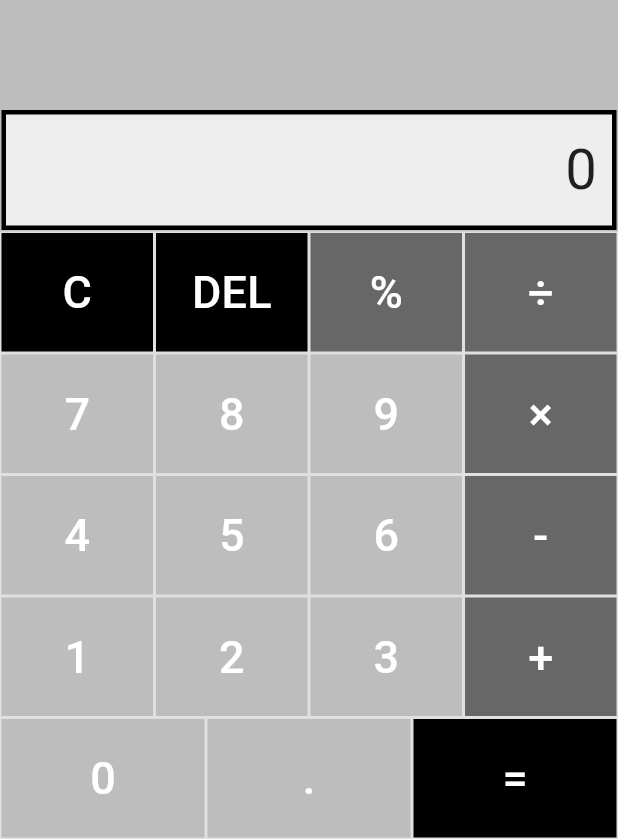
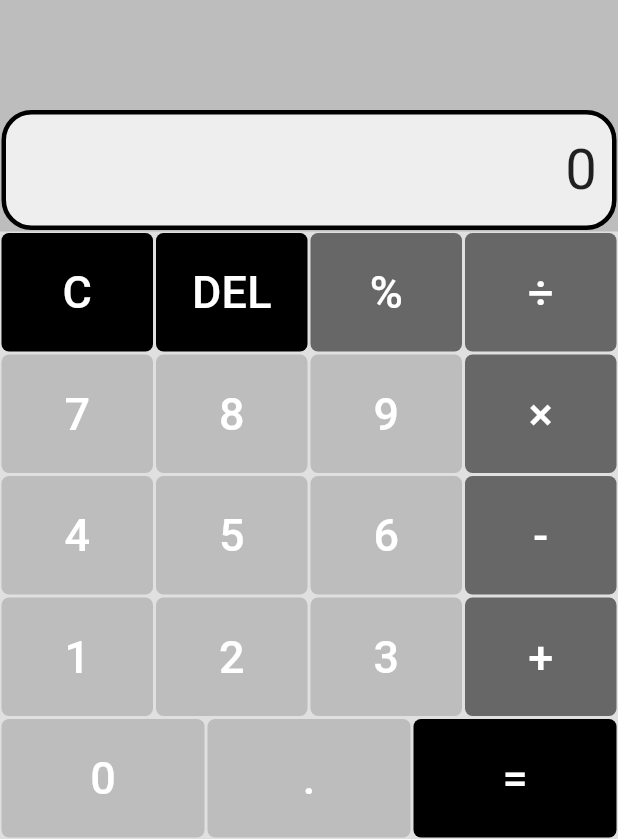
Before and after one commit to samuelpastor31/Calculadora-Flutter, a Flutter app: the screen it shows after launch, on a phone screen of 412 x 824 dp. Shown: the part 397-1236 px from the top of the screen. Run offline on Flutter 3.47's test engine with Material 3 defaults, Android fonts, the phone set to English and light mode, and no system bars; our stand-ins replace math_expressions.

Commit message:
quinto commit actividad3 acabado

```diff
--- a/lib/calculator_home.dart
+++ b/lib/calculator_home.dart
@@ -41,6 +41,7 @@ class _CalculatorHomeState extends State<CalculatorHome> {
       alignment: Alignment.centerRight,
       margin: EdgeInsets.all(1.0),
       decoration: BoxDecoration(
+        borderRadius: BorderRadius.circular(20.0), //todo activ3 borde
         color: Colors.grey.shade200,
         border: Border.all(
           color: Colors.black, //todo activ3 cambio de color y grosor del borde
@@ -67,7 +68,9 @@ class _CalculatorHomeState extends State<CalculatorHome> {
     return Container(
       margin: EdgeInsets.all(1.0),
       padding: EdgeInsets.all(10.0),
-      decoration: BoxDecoration(color: color,),
+      decoration: BoxDecoration(
+        color: color,
+        borderRadius: BorderRadius.circular(5.0)),//todo activ3 botones redondeados
       child: TextButton(
         child: Text(
           text,
@@ -119,7 +122,7 @@ class _CalculatorHomeState extends State<CalculatorHome> {
 
           Row(
             children: <Widget>[
-              Expanded(child:_calcButton('0', Colors.grey.shade400),),
+              Expanded(child:_calcButton('0', Colors.grey.shade400,),),
               Expanded(child:_calcButton('.', Colors.grey.shade400),),
               Expanded(child:_calcButton('=', Colors.black),),
             ],
@@ -179,7 +182,9 @@ class _CalculatorHomeState extends State<CalculatorHome> {
     return Scaffold(
       appBar: AppBar(
           title: Text('Calculator'),
-          backgroundColor: Colors.black54 ,),//todo activ3 cambio de color del appbar a negro
+          backgroundColor: Colors.black54 ,//todo activ3 cambio de color del appbar a negro
+          elevation: 0.0, //todo activ3 borrado de sombra
+        ),
       backgroundColor: Colors.grey.shade400, //todo activ3 cambio del fondo a gris
       resizeToAvoidBottomInset: false,//todo activ2 evita que la pantalla se suba
       body: Column(
```
